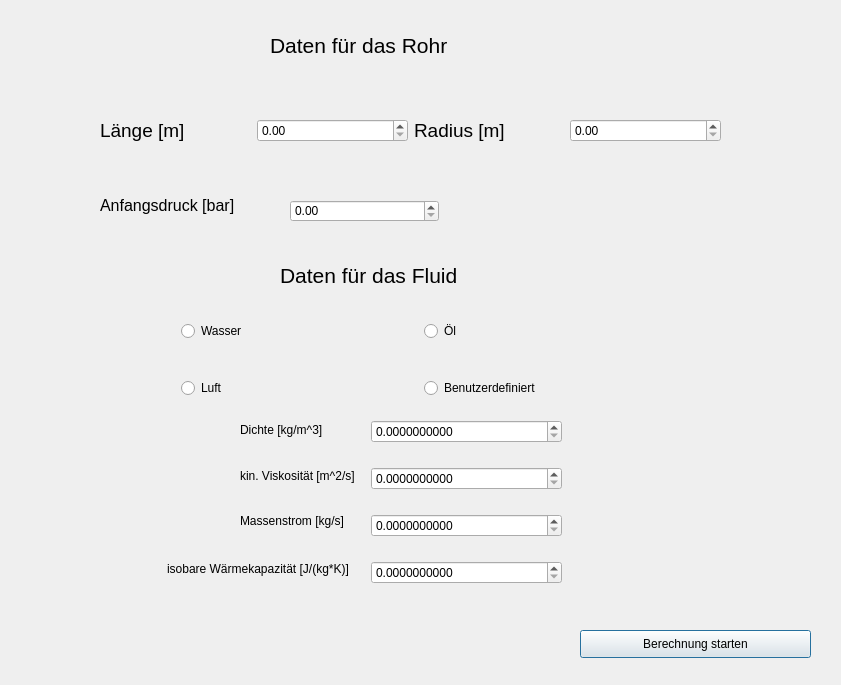
Above: src/dateneingabe.ui from maxiimilian/btube before the change. Below: the same form after it.
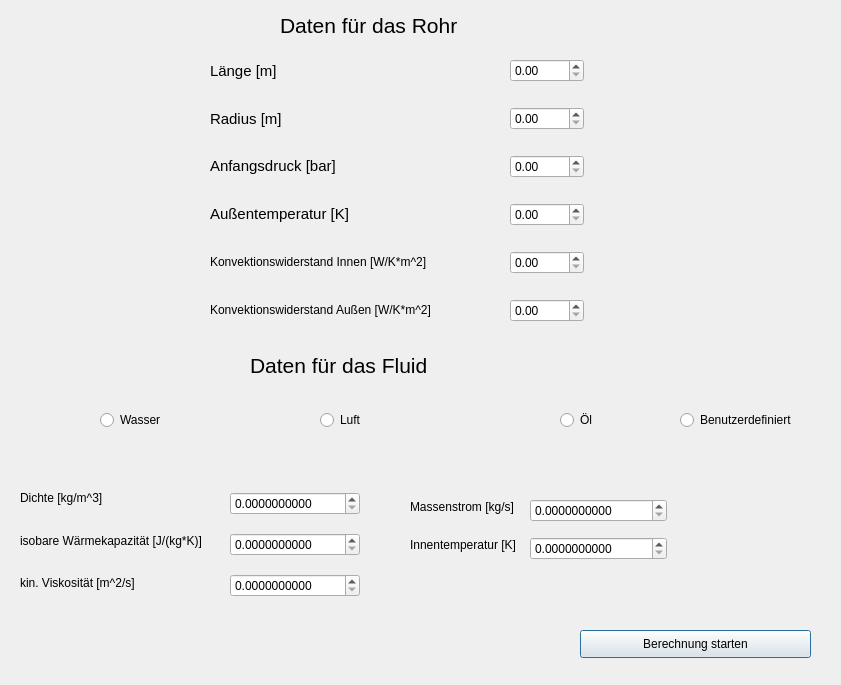
That is the form after the change.

Commit message:
Eingabe über GUI
Werte für vorgegebene Fluide werden richtig übergeben, neue RadioBoxen für zusätzliche Eingaben wurden hinzugefügt

```diff
--- a/src/dateneingabe.ui
+++ b/src/dateneingabe.ui
@@ -16,8 +16,8 @@
   <widget class="QLabel" name="label">
    <property name="geometry">
     <rect>
-     <x>270</x>
-     <y>20</y>
+     <x>280</x>
+     <y>0</y>
      <width>241</width>
      <height>51</height>
     </rect>
@@ -29,8 +29,8 @@
   <widget class="QLabel" name="label_4">
    <property name="geometry">
     <rect>
-     <x>280</x>
-     <y>250</y>
+     <x>250</x>
+     <y>340</y>
      <width>231</width>
      <height>51</height>
     </rect>
@@ -42,8 +42,8 @@
   <widget class="QRadioButton" name="Wasser">
    <property name="geometry">
     <rect>
-     <x>181</x>
-     <y>321</y>
+     <x>100</x>
+     <y>410</y>
      <width>70</width>
      <height>20</height>
     </rect>
@@ -55,8 +55,8 @@
   <widget class="QRadioButton" name="Oel">
    <property name="geometry">
     <rect>
-     <x>424</x>
-     <y>321</y>
+     <x>560</x>
+     <y>410</y>
      <width>39</width>
      <height>20</height>
     </rect>
@@ -68,8 +68,8 @@
   <widget class="QRadioButton" name="Benutzerdefiniert">
    <property name="geometry">
     <rect>
-     <x>424</x>
-     <y>378</y>
+     <x>680</x>
+     <y>410</y>
      <width>124</width>
      <height>20</height>
     </rect>
@@ -81,8 +81,8 @@
   <widget class="QRadioButton" name="Luft">
    <property name="geometry">
     <rect>
-     <x>181</x>
-     <y>378</y>
+     <x>320</x>
+     <y>410</y>
      <width>48</width>
      <height>20</height>
     </rect>
@@ -97,46 +97,6 @@
     <bool>false</bool>
    </property>
   </widget>
-  <widget class="QWidget" name="layoutWidget">
-   <property name="geometry">
-    <rect>
-     <x>100</x>
-     <y>80</y>
-     <width>621</width>
-     <height>101</height>
-    </rect>
-   </property>
-   <layout class="QHBoxLayout" name="horizontalLayout">
-    <item>
-     <widget class="QLabel" name="label_2">
-      <property name="text">
-       <string>&lt;html&gt;&lt;head/&gt;&lt;body&gt;&lt;p&gt;&lt;span style=&quot; font-size:14pt;&quot;&gt;Länge [m]&lt;/span&gt;&lt;/p&gt;&lt;/body&gt;&lt;/html&gt;</string>
-      </property>
-     </widget>
-    </item>
-    <item>
-     <widget class="QDoubleSpinBox" name="laenge">
-      <property name="maximum">
-       <double>1000.000000000000000</double>
-      </property>
-     </widget>
-    </item>
-    <item>
-     <widget class="QLabel" name="label_3">
-      <property name="text">
-       <string>&lt;html&gt;&lt;head/&gt;&lt;body&gt;&lt;p&gt;&lt;span style=&quot; font-size:14pt;&quot;&gt;Radius [m]&lt;/span&gt;&lt;/p&gt;&lt;/body&gt;&lt;/html&gt;</string>
-      </property>
-     </widget>
-    </item>
-    <item>
-     <widget class="QDoubleSpinBox" name="radius">
-      <property name="maximum">
-       <double>2000.000000000000000</double>
-      </property>
-     </widget>
-    </item>
-   </layout>
-  </widget>
   <widget class="QPushButton" name="pushButton">
    <property name="geometry">
     <rect>
@@ -153,13 +113,13 @@
   <widget class="QWidget" name="layoutWidget">
    <property name="geometry">
     <rect>
-     <x>240</x>
-     <y>410</y>
-     <width>132</width>
-     <height>131</height>
+     <x>20</x>
+     <y>480</y>
+     <width>203</width>
+     <height>121</height>
     </rect>
    </property>
-   <layout class="QVBoxLayout" name="verticalLayout_2">
+   <layout class="QVBoxLayout" name="verticalLayout">
     <item>
      <widget class="QLabel" name="label_5">
       <property name="text">
@@ -167,6 +127,13 @@
       </property>
      </widget>
     </item>
+    <item>
+     <widget class="QLabel" name="label_8">
+      <property name="text">
+       <string>isobare Wärmekapazität [J/(kg*K)]</string>
+      </property>
+     </widget>
+    </item>
     <item>
      <widget class="QLabel" name="label_6">
       <property name="text">
@@ -174,38 +141,18 @@
       </property>
      </widget>
     </item>
-    <item>
-     <widget class="QLabel" name="label_7">
-      <property name="text">
-       <string>Massenstrom [kg/s]</string>
-      </property>
-     </widget>
-    </item>
    </layout>
   </widget>
-  <widget class="QLabel" name="label_8">
-   <property name="geometry">
-    <rect>
-     <x>167</x>
-     <y>550</y>
-     <width>201</width>
-     <height>38</height>
-    </rect>
-   </property>
-   <property name="text">
-    <string>isobare Wärmekapazität [J/(kg*K)]</string>
-   </property>
-  </widget>
   <widget class="QWidget" name="layoutWidget">
    <property name="geometry">
     <rect>
-     <x>371</x>
-     <y>402</y>
-     <width>191</width>
-     <height>201</height>
+     <x>230</x>
+     <y>480</y>
+     <width>130</width>
+     <height>131</height>
     </rect>
    </property>
-   <layout class="QVBoxLayout" name="verticalLayout">
+   <layout class="QVBoxLayout" name="verticalLayout_2">
     <item>
      <widget class="QDoubleSpinBox" name="Dichte">
       <property name="decimals">
@@ -226,16 +173,6 @@
       </property>
      </widget>
     </item>
-    <item>
-     <widget class="QDoubleSpinBox" name="Massenstrom">
-      <property name="decimals">
-       <number>10</number>
-      </property>
-      <property name="maximum">
-       <double>10000.000000000000000</double>
-      </property>
-     </widget>
-    </item>
     <item>
      <widget class="QDoubleSpinBox" name="cpwert">
       <property name="decimals">
@@ -248,31 +185,171 @@
     </item>
    </layout>
   </widget>
-  <widget class="QLabel" name="label_10">
+  <widget class="QWidget" name="layoutWidget">
    <property name="geometry">
     <rect>
-     <x>100</x>
-     <y>180</y>
-     <width>181</width>
-     <height>51</height>
+     <x>210</x>
+     <y>50</y>
+     <width>301</width>
+     <height>281</height>
     </rect>
    </property>
-   <property name="text">
-    <string>&lt;html&gt;&lt;head/&gt;&lt;body&gt;&lt;p&gt;&lt;span style=&quot; font-size:12pt;&quot;&gt;Anfangsdruck [bar]&lt;/span&gt;&lt;/p&gt;&lt;/body&gt;&lt;/html&gt;</string>
+   <layout class="QVBoxLayout" name="verticalLayout_3">
+    <item>
+     <widget class="QLabel" name="label_2">
+      <property name="text">
+       <string>&lt;html&gt;&lt;head/&gt;&lt;body&gt;&lt;p&gt;&lt;span style=&quot; font-size:11pt;&quot;&gt;Länge [m]&lt;/span&gt;&lt;/p&gt;&lt;/body&gt;&lt;/html&gt;</string>
+      </property>
+     </widget>
+    </item>
+    <item>
+     <widget class="QLabel" name="label_3">
+      <property name="text">
+       <string>&lt;html&gt;&lt;head/&gt;&lt;body&gt;&lt;p&gt;&lt;span style=&quot; font-size:11pt;&quot;&gt;Radius [m]&lt;/span&gt;&lt;/p&gt;&lt;/body&gt;&lt;/html&gt;</string>
+      </property>
+     </widget>
+    </item>
+    <item>
+     <widget class="QLabel" name="label_10">
+      <property name="text">
+       <string>&lt;html&gt;&lt;head/&gt;&lt;body&gt;&lt;p&gt;&lt;span style=&quot; font-size:11pt;&quot;&gt;Anfangsdruck [bar]&lt;/span&gt;&lt;/p&gt;&lt;/body&gt;&lt;/html&gt;</string>
+      </property>
+     </widget>
+    </item>
+    <item>
+     <widget class="QLabel" name="label_13">
+      <property name="text">
+       <string>&lt;html&gt;&lt;head/&gt;&lt;body&gt;&lt;p&gt;&lt;span style=&quot; font-size:11pt;&quot;&gt;Außentemperatur [K]&lt;/span&gt;&lt;/p&gt;&lt;/body&gt;&lt;/html&gt;</string>
+      </property>
+     </widget>
+    </item>
+    <item>
+     <widget class="QLabel" name="label_11">
+      <property name="text">
+       <string>&lt;html&gt;&lt;head/&gt;&lt;body&gt;&lt;p&gt;&lt;span style=&quot; font-size:9pt;&quot;&gt;Konvektionswiderstand Innen [W/K*m^2]&lt;/span&gt;&lt;/p&gt;&lt;/body&gt;&lt;/html&gt;</string>
+      </property>
+     </widget>
+    </item>
+    <item>
+     <widget class="QLabel" name="label_14">
+      <property name="text">
+       <string>&lt;html&gt;&lt;head/&gt;&lt;body&gt;&lt;p&gt;&lt;span style=&quot; font-size:9pt;&quot;&gt;Konvektionswiderstand Außen [W/K*m^2]&lt;/span&gt;&lt;/p&gt;&lt;/body&gt;&lt;/html&gt;</string>
+      </property>
+     </widget>
+    </item>
+   </layout>
+  </widget>
+  <widget class="QWidget" name="layoutWidget">
+   <property name="geometry">
+    <rect>
+     <x>510</x>
+     <y>40</y>
+     <width>74</width>
+     <height>301</height>
+    </rect>
    </property>
+   <layout class="QVBoxLayout" name="verticalLayout_4">
+    <item>
+     <widget class="QDoubleSpinBox" name="laenge">
+      <property name="maximum">
+       <double>1000.000000000000000</double>
+      </property>
+     </widget>
+    </item>
+    <item>
+     <widget class="QDoubleSpinBox" name="radius">
+      <property name="maximum">
+       <double>2000.000000000000000</double>
+      </property>
+     </widget>
+    </item>
+    <item>
+     <widget class="QDoubleSpinBox" name="druckein">
+      <property name="maximum">
+       <double>1000.000000000000000</double>
+      </property>
+     </widget>
+    </item>
+    <item>
+     <widget class="QDoubleSpinBox" name="temp_aussen">
+      <property name="maximum">
+       <double>1000.000000000000000</double>
+      </property>
+     </widget>
+    </item>
+    <item>
+     <widget class="QDoubleSpinBox" name="alpha_innen">
+      <property name="maximum">
+       <double>1000.000000000000000</double>
+      </property>
+     </widget>
+    </item>
+    <item>
+     <widget class="QDoubleSpinBox" name="alpha_aussen">
+      <property name="maximum">
+       <double>1000.000000000000000</double>
+      </property>
+     </widget>
+    </item>
+   </layout>
   </widget>
-  <widget class="QDoubleSpinBox" name="druckein">
+  <widget class="QWidget" name="layoutWidget">
    <property name="geometry">
     <rect>
-     <x>290</x>
-     <y>200</y>
-     <width>149</width>
-     <height>22</height>
+     <x>410</x>
+     <y>490</y>
+     <width>119</width>
+     <height>71</height>
     </rect>
    </property>
-   <property name="maximum">
-    <double>1000.000000000000000</double>
+   <layout class="QVBoxLayout" name="verticalLayout_5">
+    <item>
+     <widget class="QLabel" name="label_7">
+      <property name="text">
+       <string>Massenstrom [kg/s]</string>
+      </property>
+     </widget>
+    </item>
+    <item>
+     <widget class="QLabel" name="label_9">
+      <property name="text">
+       <string>Innentemperatur [K]</string>
+      </property>
+     </widget>
+    </item>
+   </layout>
+  </widget>
+  <widget class="QWidget" name="layoutWidget">
+   <property name="geometry">
+    <rect>
+     <x>530</x>
+     <y>490</y>
+     <width>137</width>
+     <height>81</height>
+    </rect>
    </property>
+   <layout class="QVBoxLayout" name="verticalLayout_6">
+    <item>
+     <widget class="QDoubleSpinBox" name="Massenstrom">
+      <property name="decimals">
+       <number>10</number>
+      </property>
+      <property name="maximum">
+       <double>10000.000000000000000</double>
+      </property>
+     </widget>
+    </item>
+    <item>
+     <widget class="QDoubleSpinBox" name="temp_Innen">
+      <property name="decimals">
+       <number>10</number>
+      </property>
+      <property name="maximum">
+       <double>10000.000000000000000</double>
+      </property>
+     </widget>
+    </item>
+   </layout>
   </widget>
  </widget>
  <resources/>
```
Left out of the diff: 160 changed lines with no effect on the pictures. The commit also changes 4 other files.
